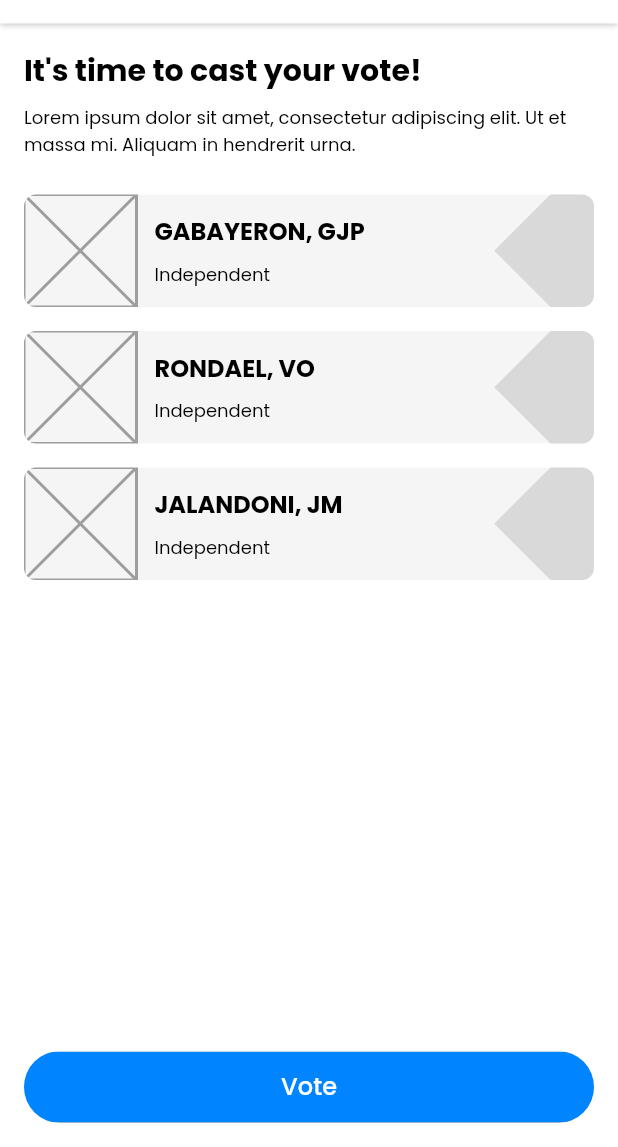
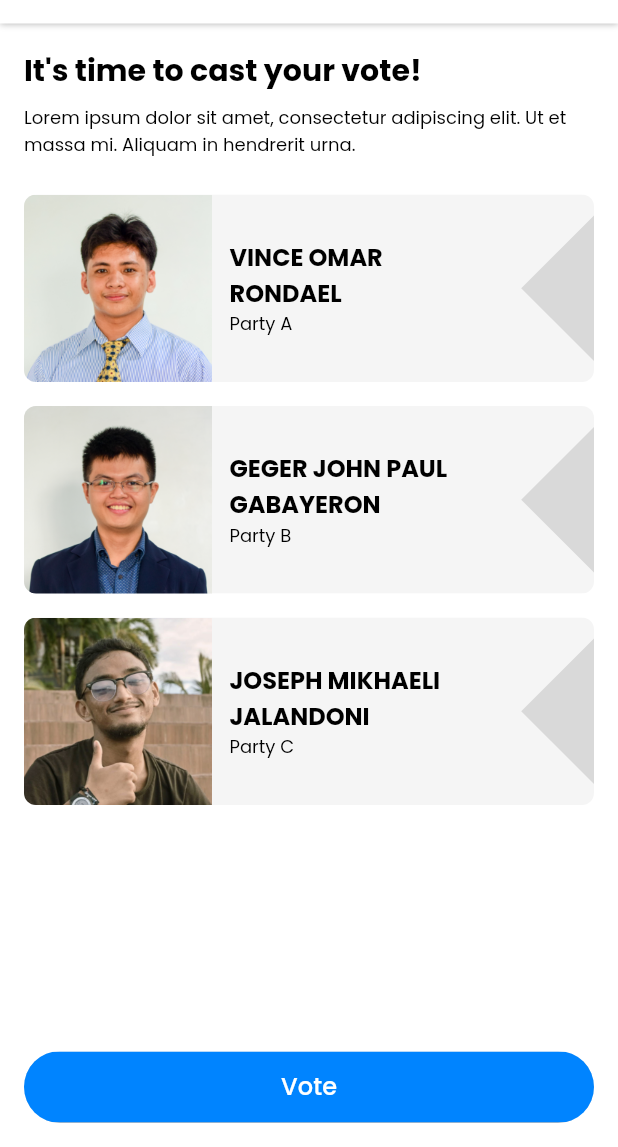
Before and after one commit to ItsMikhaeli/ict110-voting-dashboard, a Flutter app: the screen it shows after launch, after a tap on "Cast your vote now!", on a phone screen of 412 x 824 dp, the part 89-1236 px from its top. Run offline on Flutter 3.47's test engine with Material 3 defaults, Android fonts, the phone set to English and light mode, and no system bars; our stand-ins replace google_fonts.

Commit message:
feat: enhance candidate card and voting components with image support and dynamic state handling

```diff
--- a/lib/components/candidate_card.dart
+++ b/lib/components/candidate_card.dart
@@ -7,8 +7,15 @@ import 'package:voting_app/color_theme.dart';
 class CustomCard extends StatefulWidget {
   final String name;
   final String affiliation;
-
-  const CustomCard({super.key, required this.name, required this.affiliation});
+  final Image candidateImage;
+  final GestureTapCallback onTap;
+  const CustomCard({
+    super.key,
+    required this.name,
+    required this.affiliation,
+    required this.candidateImage,
+    required this.onTap,
+  });
 
   @override
   State<CustomCard> createState() => _CustomCardState();
@@ -16,7 +23,6 @@ class CustomCard extends StatefulWidget {
 
 class _CustomCardState extends State<CustomCard> {
   bool _isSelected = false;
-  bool _isDisabled = false;
 
   void _toggleSelected() {
     setState(() {
@@ -32,23 +38,22 @@ class _CustomCardState extends State<CustomCard> {
             : Palette.cardDefaultBackground;
     Color accentColor =
         _isSelected ? Palette.cardSelectedAccent : Palette.cardDefaultAccent;
-    double opacity = _isDisabled ? 0.5 : 1.0;
 
     return GestureDetector(
-      onTap: _toggleSelected,
+      onTap: widget.onTap,
       child: ClipRRect(
         borderRadius: BorderRadius.circular(8.0),
         child: Container(
-          color: backgroundColor.withValues(alpha: opacity),
+          color: backgroundColor,
           child: Row(
             spacing: 12.0,
             children: [
-              CandidateImage(),
+              CandidateImage(candidateImage: widget.candidateImage),
               CandidateDetails(
                 name: widget.name,
                 affiliation: widget.affiliation,
               ),
-              CardDesign(color: accentColor.withValues(alpha: opacity)),
+              CardDesign(color: accentColor),
             ],
           ),
         ),
@@ -58,14 +63,15 @@ class _CustomCardState extends State<CustomCard> {
 }
 
 class CandidateImage extends StatelessWidget {
-  const CandidateImage({super.key});
+  final Image candidateImage;
+  const CandidateImage({super.key, required this.candidateImage});
 
   @override
   Widget build(BuildContext context) {
-    return const SizedBox(
-      width: 75.0,
-      height: 75.0,
-      child: Placeholder(color: Colors.grey),
+    return SizedBox(
+      width: 125.0,
+      height: 125.0,
+      child: candidateImage,
     );
   }
 }
@@ -100,7 +106,7 @@ class _CandidateDetailsState extends State<CandidateDetails> {
               decoration: TextDecoration.none,
             ),
           ),
-          const SizedBox(height: 8.0),
+          // const SizedBox(height: 8.0),
           Text(
             widget.affiliation,
             style: GoogleFonts.poppins(
@@ -134,12 +140,12 @@ class _CardDesignState extends State<CardDesign> {
         alignment: Alignment.center,
         children: [
           Transform.translate(
-            offset: const Offset(24.0, 0.0),
+            offset: const Offset(42.0, 0.0),
             child: Transform.rotate(
               angle: pi / 4,
               child: SizedBox(
-                width: 75.0,
-                height: 75.0,
+                width: 100.0,
+                height: 100.0,
                 child: ColoredBox(color: widget.color),
               ),
             ),
--- a/lib/components/vote_button.dart
+++ b/lib/components/vote_button.dart
@@ -3,10 +3,13 @@ import 'package:google_fonts/google_fonts.dart';
 import 'package:voting_app/color_theme.dart';
 
 class VoteButton extends StatefulWidget {
+  final bool voteStatus;
   final Function ()? onPressed;
-  const VoteButton(
-    {super.key, required this.onPressed}
-  );
+  const VoteButton({
+    super.key,
+    required this.voteStatus,
+    required this.onPressed,
+  });
 
   @override
   State<VoteButton> createState() => _VoteButtonState();
@@ -21,12 +24,12 @@ class _VoteButtonState extends State<VoteButton> {
           child: ClipRRect(
             borderRadius: BorderRadius.circular(99.0),
             child: MaterialButton(
-              color: Palette.buttonDefaultBackground,
+              color: widget.voteStatus ? Palette.buttonAlternativeBackground : Palette.buttonDefaultBackground,
               onPressed: widget.onPressed,
               child: Container(
                 padding: const EdgeInsets.symmetric(vertical: 12.0),
                 child: Text(
-                  "Vote",
+                  widget.voteStatus ? "Go Back" : "Vote",
                   style: GoogleFonts.poppins(
                     fontSize: 16.0,
                     color: Colors.white,
--- a/lib/pages/dashboard.dart
+++ b/lib/pages/dashboard.dart
@@ -24,13 +24,13 @@ class _DashboardScreenState extends State<DashboardScreen> {
     ),
     Candidate(
       name: "GEGER JOHN PAUL GABAYERON",
-      position: "Vice President",
+      position: "President",
       party: "Party B",
       image: Image.asset("assets/images/GABAYERON.jpg"),
     ),
     Candidate(
       name: "JOSEPH MIKHAELI JALANDONI",
-      position: "Secretary",
+      position: "President",
       party: "Party C",
       image: Image.asset("assets/images/JALANDONI.jpg"),
     ),
@@ -56,9 +56,10 @@ class _DashboardScreenState extends State<DashboardScreen> {
           HeaderImage(),
           GestureDetector(
             onTap: () async {
+              print(userHasVoted);
               bool? response = await Navigator.push(context,
                 MaterialPageRoute(builder: (context) {
-                  return VotingApp(voteStatus: userHasVoted);
+                  return VotingApp(voteStatus: userHasVoted, candidateList: candidates);
                 }));
 
               if (response != null) {
--- a/lib/pages/vote_page.dart
+++ b/lib/pages/vote_page.dart
@@ -1,28 +1,29 @@
 import 'package:flutter/material.dart';
 import 'package:google_fonts/google_fonts.dart';
+import 'package:voting_app/components/candiate_grid.dart';
 import 'package:voting_app/components/candidate_card.dart';
 import 'package:voting_app/components/vote_button.dart';
 
 class VotingApp extends StatefulWidget {
-  final bool? voteStatus;
-  const VotingApp({super.key, this.voteStatus});
+  final bool voteStatus;
+  final List<Candidate> candidateList;
+  const VotingApp({super.key, required this.voteStatus, required this.candidateList});
 
   @override
   State<VotingApp> createState() => _VotingAppState();
 }
 
 class _VotingAppState extends State<VotingApp> {
-
   @override
   Widget build(BuildContext context) {
     return Column(
       children: [
         Header(),
-        Expanded(child: VotingPage()),
+        Expanded(child: VotingPage(voteStatus: widget.voteStatus, candidateList: widget.candidateList)),
         Padding(
             padding: const EdgeInsets.all(16.0),
-            child: VoteButton(onPressed: () => {
-             Navigator.pop<bool>(context, true), // Placeholder for vote action; TO DO: Change to actual logic
+            child: VoteButton(voteStatus: widget.voteStatus, onPressed: () => {
+              Navigator.pop<bool>(context, true)
           }),
         ),
       ],
@@ -31,19 +32,22 @@ class _VotingAppState extends State<VotingApp> {
 }
 
 class VotingPage extends StatelessWidget {
-  const VotingPage({super.key});
+  final bool voteStatus;
+  final List<Candidate> candidateList;
+  const VotingPage({super.key, required this.voteStatus, required this.candidateList});
 
   @override
   Widget build(BuildContext context) {
     return SingleChildScrollView(
       padding: const EdgeInsets.all(16.0),
-      child: Column(spacing: 24.0, children: [TextSection(), CardSection()]),
+      child: Column(spacing: 24.0, children: [TextSection(voteStatus: voteStatus), CardSection(candidates: candidateList, isDisabled: voteStatus)]),
     );
   }
 }
 
 class TextSection extends StatelessWidget {
-  const TextSection({super.key});
+  final bool voteStatus;
+  const TextSection({super.key, required this.voteStatus});
 
   @override
   Widget build(BuildContext context) {
@@ -51,7 +55,7 @@ class TextSection extends StatelessWidget {
       crossAxisAlignment: CrossAxisAlignment.start,
       children: [
         Text(
-          "It's time to cast your vote!",
+          voteStatus ? "Verify your vote!" : "It's time to cast your vote!" ,
           style: GoogleFonts.poppins(
             color: Colors.black,
             fontSize: 20,
@@ -75,17 +79,26 @@ class TextSection extends StatelessWidget {
 }
 
 class CardSection extends StatelessWidget {
-  const CardSection({super.key});
+  final List<Candidate> candidates;
+  final bool isDisabled;
+  const CardSection({super.key, required this.candidates, required this.isDisabled});
 
   @override
   Widget build(BuildContext context) {
     return Column(
       spacing: 16.0,
-      children: [
-        CustomCard(name: "GABAYERON, GJP", affiliation: "Independent"),
-        CustomCard(name: "RONDAEL, VO", affiliation: "Independent"),
-        CustomCard(name: "JALANDONI, JM", affiliation: "Independent"),
-      ],
+      children: candidates.where((candidate) => candidate.position == "President").map((candidate) {
+        return Opacity(opacity: isDisabled ? 0.5 : 1, child: CustomCard(
+          candidateImage: candidate.image,
+          name: candidate.name,
+          affiliation: candidate.party,
+          onTap: () => {
+            if (!isDisabled) {
+              // Implement on tap option logic here
+            }
+          },
+        ));
+      }).toList(),
     );
   }
 }
```
